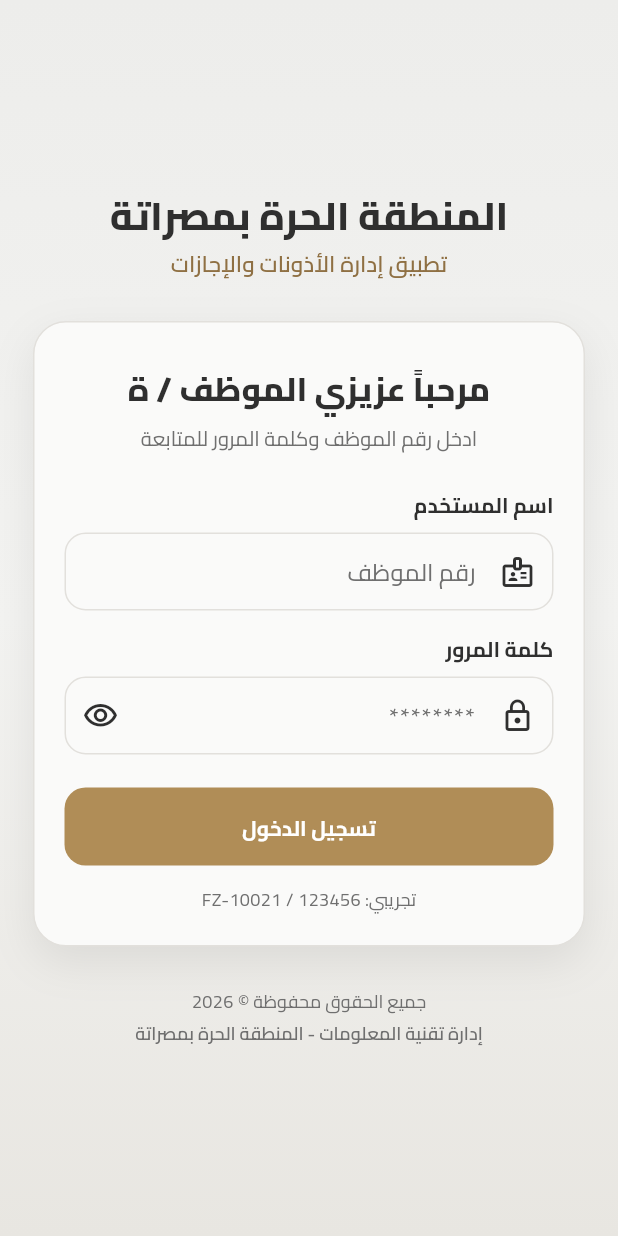
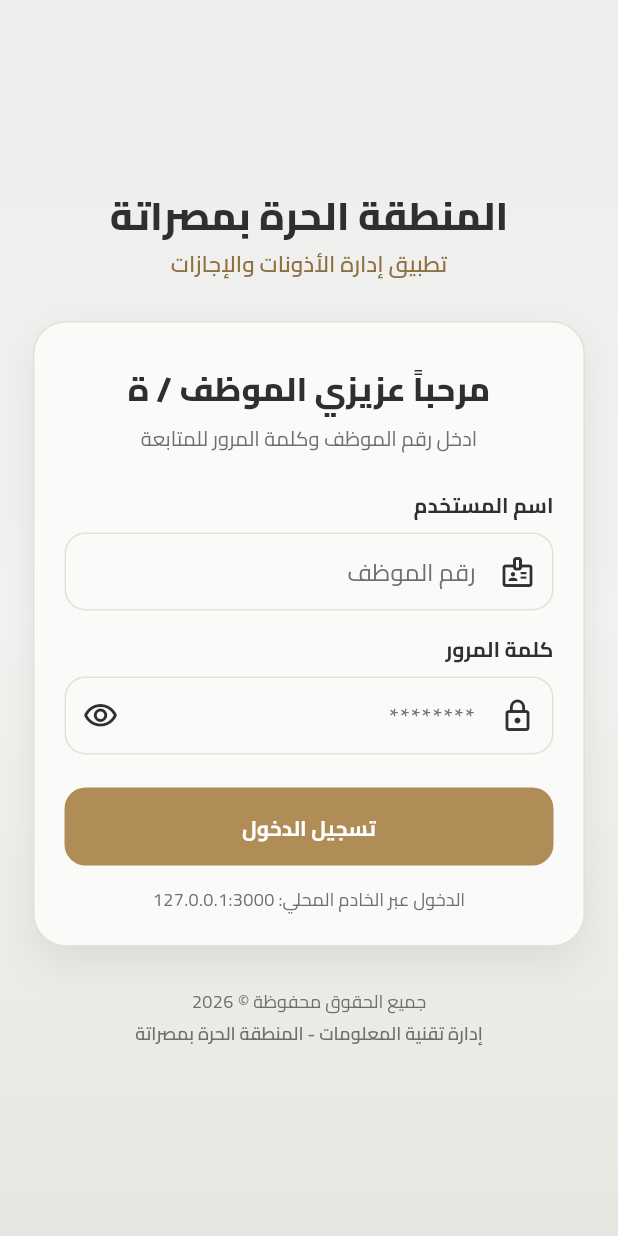
Before and after one commit to halimaElganduzMFZ/daftari_UI, a Flutter app: the MainShell screen opened directly, item 4 of the bottom bar chosen, after a tap on "تسجيل الخروج", on a phone screen of 412 x 824 dp. Run offline on Flutter 3.47's test engine with Material 3 defaults, Android fonts, the phone set to English and light mode, and no system bars; our stand-ins replace file_picker, font_awesome_flutter, shared_preferences; accounts and stored records are empty; network calls fail.

```diff
--- /dev/null
+++ b/lib/core/config/api_config.dart
@@ -0,0 +1,9 @@
+/// إعدادات الاتصال بالـ API (NestJS — mfz-daftari-api).
+abstract final class ApiConfig {
+  /// عنوان الخادم المحلي أثناء التطوير.
+  /// المسارات مصدَّرة تحت `/api` مع إصدارة URI `v1`.
+  static const baseUrl = 'http://127.0.0.1:3000/api/v1';
+
+  static const connectTimeout = Duration(seconds: 15);
+  static const receiveTimeout = Duration(seconds: 20);
+}
--- a/lib/core/constants/app_strings.dart
+++ b/lib/core/constants/app_strings.dart
@@ -10,7 +10,11 @@ abstract final class AppStrings {
   static const password = 'كلمة المرور';
   static const login = 'تسجيل الدخول';
   static const loginFailedTitle = 'مع الأسف';
-  static const loginFailedMessage = 'اسم المستخدم أو كلمة المرور غير صحيحة';
+  static const loginFailedMessage = 'رقم الموظف أو كلمة المرور غير صحيحة';
+  static const loginRateLimitedTitle = 'تنبيه';
+  static const loginConnectionError =
+      'تعذّر الاتصال بالخادم. تأكد أن الـ API يعمل على المنفذ 3000.';
+  static const apiLoginHint = 'الدخول عبر الخادم المحلي: 127.0.0.1:3000';
   static const footerRights = 'جميع الحقوق محفوظة';
   static const footerOrg = 'إدارة تقنية المعلومات - المنطقة الحرة بمصراتة';
   static const demoHint = 'تجريبي: FZ-10021 / 123456';
--- /dev/null
+++ b/lib/core/network/api_client.dart
@@ -0,0 +1,140 @@
+import 'dart:convert';
+
+import 'package:http/http.dart' as http;
+
+import '../config/api_config.dart';
+import 'api_exception.dart';
+
+/// عميل HTTP بسيط لـ Nest API مع دعم Bearer.
+class ApiClient {
+  ApiClient({http.Client? httpClient, this.getAccessToken})
+      : _http = httpClient ?? http.Client();
+
+  final http.Client _http;
+  final Future<String?> Function()? getAccessToken;
+
+  Uri _uri(String path) {
+    final normalized = path.startsWith('/') ? path : '/$path';
+    return Uri.parse('${ApiConfig.baseUrl}$normalized');
+  }
+
+  Future<Map<String, String>> _headers({bool auth = false}) async {
+    final headers = <String, String>{
+      'Content-Type': 'application/json; charset=utf-8',
+      'Accept': 'application/json',
+    };
+    if (auth) {
+      final token = await getAccessToken?.call();
+      if (token != null && token.isNotEmpty) {
+        headers['Authorization'] = 'Bearer $token';
+      }
+    }
+    return headers;
+  }
+
+  Future<Map<String, dynamic>> postJson(
+    String path, {
+    Map<String, dynamic>? body,
+    bool auth = false,
+  }) async {
+    try {
+      final response = await _http
+          .post(
+            _uri(path),
+            headers: await _headers(auth: auth),
+            body: body == null ? null : jsonEncode(body),
+          )
+          .timeout(ApiConfig.receiveTimeout);
+      return _decode(response);
+    } on ApiException {
+      rethrow;
+    } catch (_) {
+      throw const ApiException(
+        message:
+            'تعذّر الاتصال بالخادم. تأكد أن الـ API يعمل على المنفذ 3000.',
+      );
+    }
+  }
+
+  Future<Map<String, dynamic>> getJson(
+    String path, {
+    bool auth = true,
+  }) async {
+    try {
+      final response = await _http
+          .get(
+            _uri(path),
+            headers: await _headers(auth: auth),
+          )
+          .timeout(ApiConfig.receiveTimeout);
+      return _decode(response);
+    } on ApiException {
+      rethrow;
+    } catch (_) {
+      throw const ApiException(
+        message:
+            'تعذّر الاتصال بالخادم. تأكد أن الـ API يعمل على المنفذ 3000.',
+      );
+    }
+  }
+
+  Future<void> postNoContent(
+    String path, {
+    Map<String, dynamic>? body,
+    bool auth = true,
+  }) async {
+    try {
+      final response = await _http
+          .post(
+            _uri(path),
+            headers: await _headers(auth: auth),
+            body: body == null ? null : jsonEncode(body),
+          )
+          .timeout(ApiConfig.receiveTimeout);
+      if (response.statusCode == 204 || response.statusCode == 200) return;
+      _decode(response);
+    } on ApiException {
+      rethrow;
+    } catch (_) {
+      throw const ApiException(
+        message:
+            'تعذّر الاتصال بالخادم. تأكد أن الـ API يعمل على المنفذ 3000.',
+      );
+    }
+  }
+
+  Map<String, dynamic> _decode(http.Response response) {
+    final status = response.statusCode;
+    Map<String, dynamic> json = {};
+    if (response.body.isNotEmpty) {
+      final decoded = jsonDecode(response.body);
+      if (decoded is Map<String, dynamic>) {
+        json = decoded;
+      }
+    }
+
+    if (status >= 200 && status < 300) return json;
+
+    final message = _extractMessage(json, status);
+    throw ApiException(message: message, statusCode: status);
+  }
+
+  String _extractMessage(Map<String, dynamic> json, int status) {
+    final raw = json['message'];
+    if (raw is String && raw.trim().isNotEmpty) return raw.trim();
+    if (raw is List && raw.isNotEmpty) {
+      return raw.map((e) => e.toString()).join('\n');
+    }
+
+    return switch (status) {
+      401 => 'رقم الموظف أو كلمة المرور غير صحيحة',
+      403 => 'هذا الحساب غير مخوّل بتسجيل الدخول',
+      429 => 'محاولات كثيرة. حاول بعد قليل',
+      404 => 'مسار الخدمة غير موجود. تحقق من عنوان الـ API',
+      >= 500 => 'خطأ في الخادم. حاول لاحقاً',
+      _ => 'فشل الطلب (رمز $status)',
+    };
+  }
+
+  void close() => _http.close();
+}
--- /dev/null
+++ b/lib/core/network/api_exception.dart
@@ -0,0 +1,20 @@
+/// أخطاء موحّدة لاستدعاءات الـ API.
+class ApiException implements Exception {
+  const ApiException({
+    required this.message,
+    this.statusCode,
+    this.code,
+  });
+
+  final String message;
+  final int? statusCode;
+  final String? code;
+
+  bool get isUnauthorized => statusCode == 401;
+  bool get isForbidden => statusCode == 403;
+  bool get isTooManyRequests => statusCode == 429;
+  bool get isNetwork => statusCode == null;
+
+  @override
+  String toString() => 'ApiException($statusCode): $message';
+}
--- /dev/null
+++ b/lib/data/auth/auth_repository.dart
@@ -0,0 +1,81 @@
+import '../../core/network/api_client.dart';
+import '../models/auth_models.dart';
+import 'token_storage.dart';
+
+/// مستودع المصادقة — يربط الواجهة بـ AuthController.
+class AuthRepository {
+  AuthRepository({
+    ApiClient? client,
+    TokenStorage? tokenStorage,
+  }) : _tokens = tokenStorage ?? TokenStorage() {
+    _client = client ??
+        ApiClient(
+          getAccessToken: _tokens.readAccessToken,
+        );
+  }
+
+  late final ApiClient _client;
+  final TokenStorage _tokens;
+
+  TokenStorage get tokenStorage => _tokens;
+
+  Future<TokenPair> login({
+    required String employeeNumber,
+    required String password,
+  }) async {
+    final json = await _client.postJson(
+      '/auth/login',
+      body: {
+        'employeeNumber': employeeNumber.trim(),
+        'password': password,
+      },
+    );
+    final pair = TokenPair.fromJson(json);
+    await _tokens.save(
+      accessToken: pair.accessToken,
+      refreshToken: pair.refreshToken,
+      tokenType: pair.tokenType,
+    );
+    return pair;
+  }
+
+  Future<TokenPair> refresh() async {
+    final refreshToken = await _tokens.readRefreshToken();
+    if (refreshToken == null || refreshToken.isEmpty) {
+      throw StateError('No refresh token');
+    }
+    final json = await _client.postJson(
+      '/auth/refresh',
+      body: {'refreshToken': refreshToken},
+    );
+    final pair = TokenPair.fromJson(json);
+    await _tokens.save(
+      accessToken: pair.accessToken,
+      refreshToken: pair.refreshToken,
+      tokenType: pair.tokenType,
+    );
+    return pair;
+  }
+
+  Future<AuthUser> me() async {
+    final json = await _client.getJson('/auth/me', auth: true);
+    return AuthUser.fromJson(json);
+  }
+
+  Future<void> logout() async {
+    final refreshToken = await _tokens.readRefreshToken();
+    try {
+      if (refreshToken != null && refreshToken.isNotEmpty) {
+        await _client.postNoContent(
+          '/auth/logout',
+          body: {'refreshToken': refreshToken},
+          auth: true,
+        );
+      }
+    } catch (_) {
+      // نمسح الجلسة محلياً حتى لو فشل الطلب
+    } finally {
+      await _tokens.clear();
+    }
+  }
+}
--- /dev/null
+++ b/lib/data/auth/token_storage.dart
@@ -0,0 +1,36 @@
+import 'package:shared_preferences/shared_preferences.dart';
+
+/// حفظ التوكنات محلياً (ويب/جوال) لاستعادة الجلسة لاحقاً.
+class TokenStorage {
+  static const _accessKey = 'auth.accessToken';
+  static const _refreshKey = 'auth.refreshToken';
+  static const _tokenTypeKey = 'auth.tokenType';
+
+  Future<void> save({
+    required String accessToken,
+    required String refreshToken,
+    required String tokenType,
+  }) async {
+    final prefs = await SharedPreferences.getInstance();
+    await prefs.setString(_accessKey, accessToken);
+    await prefs.setString(_refreshKey, refreshToken);
+    await prefs.setString(_tokenTypeKey, tokenType);
+  }
+
+  Future<String?> readAccessToken() async {
+    final prefs = await SharedPreferences.getInstance();
+    return prefs.getString(_accessKey);
+  }
+
+  Future<String?> readRefreshToken() async {
+    final prefs = await SharedPreferences.getInstance();
+    return prefs.getString(_refreshKey);
+  }
+
+  Future<void> clear() async {
+    final prefs = await SharedPreferences.getInstance();
+    await prefs.remove(_accessKey);
+    await prefs.remove(_refreshKey);
+    await prefs.remove(_tokenTypeKey);
+  }
+}
--- /dev/null
+++ b/lib/data/models/auth_models.dart
@@ -0,0 +1,115 @@
+/// نماذج المصادقة — مطابقة لـ auth.dto.ts في Nest API.
+class StructureRef {
+  const StructureRef({
+    required this.id,
+    this.type,
+    this.name,
+  });
+
+  final int id;
+  final int? type;
+  final String? name;
+
+  factory StructureRef.fromJson(Map<String, dynamic> json) {
+    final rawId = json['id'] ?? json['num'];
+    return StructureRef(
+      id: (rawId as num).toInt(),
+      type: (json['type'] as num?)?.toInt(),
+      name: json['name'] as String?,
+    );
+  }
+}
+
+class AuthUser {
+  const AuthUser({
+    required this.id,
+    required this.employeeId,
+    required this.employeeNumber,
+    required this.isAdmin,
+    required this.isAssigner,
+    required this.structures,
+    required this.canChangePassword,
+    this.email,
+    this.fullName,
+    this.workplace,
+    this.workplaceName,
+    this.primaryStructure,
+  });
+
+  final int id;
+  final int employeeId;
+  final String employeeNumber;
+  final String? email;
+  final String? fullName;
+  final int? workplace;
+  final String? workplaceName;
+  final bool isAdmin;
+  final bool isAssigner;
+  final List<StructureRef> structures;
+  final int? primaryStructure;
+  final bool canChangePassword;
+
+  String get displayName =>
+      (fullName != null && fullName!.trim().isNotEmpty)
+          ? fullName!.trim()
+          : employeeNumber;
+
+  String get displayRole {
+    if (isAdmin) return 'مسؤول النظام';
+    if (isAssigner) return 'مسؤول هيكل تنظيمي';
+    return 'موظف';
+  }
+
+  factory AuthUser.fromJson(Map<String, dynamic> json) {
+    final structuresJson = json['structures'];
+    return AuthUser(
+      id: (json['id'] as num).toInt(),
+      employeeId: (json['employeeId'] as num).toInt(),
+      employeeNumber: json['employeeNumber'] as String? ?? '',
+      email: json['email'] as String?,
+      fullName: json['fullName'] as String?,
+      workplace: (json['workplace'] as num?)?.toInt(),
+      workplaceName: json['workplaceName'] as String?,
+      isAdmin: json['isAdmin'] as bool? ?? false,
+      isAssigner: json['isAssigner'] as bool? ?? false,
+      structures: structuresJson is List
+          ? structuresJson
+              .whereType<Map<String, dynamic>>()
+              .map(StructureRef.fromJson)
+              .toList()
+          : const [],
+      primaryStructure: (json['primaryStructure'] as num?)?.toInt(),
+      canChangePassword: json['canChangePassword'] as bool? ?? false,
+    );
+  }
+}
+
+class TokenPair {
+  const TokenPair({
+    required this.accessToken,
+    required this.refreshToken,
+    required this.tokenType,
+    required this.expiresIn,
+    required this.user,
+  });
+
+  final String accessToken;
+  final String refreshToken;
+  final String tokenType;
+  final int expiresIn;
+  final AuthUser user;
+
+  factory TokenPair.fromJson(Map<String, dynamic> json) {
+    final userJson = json['user'];
+    if (userJson is! Map<String, dynamic>) {
+      throw const FormatException('Missing user in token response');
+    }
+    return TokenPair(
+      accessToken: json['accessToken'] as String? ?? '',
+      refreshToken: json['refreshToken'] as String? ?? '',
+      tokenType: json['tokenType'] as String? ?? 'Bearer',
+      expiresIn: (json['expiresIn'] as num?)?.toInt() ?? 0,
+      user: AuthUser.fromJson(userJson),
+    );
+  }
+}
--- a/lib/data/session/app_session.dart
+++ b/lib/data/session/app_session.dart
@@ -1,6 +1,29 @@
+import '../models/auth_models.dart';
 import '../models/employee.dart';
 
-/// جلسة واجهة بسيطة — تُستبدل لاحقاً بمخزن آمن/توكن API.
+/// جلسة التطبيق بعد تسجيل الدخول عبر الـ API.
 abstract final class AppSession {
   static Employee? currentEmployee;
+  static AuthUser? currentUser;
+  static String? accessToken;
+  static String? refreshToken;
+
+  static bool get isAuthenticated =>
+      accessToken != null &&
+      accessToken!.isNotEmpty &&
+      currentUser != null;
+
+  static void applyLogin(TokenPair pair) {
+    accessToken = pair.accessToken;
+    refreshToken = pair.refreshToken;
+    currentUser = pair.user;
+    currentEmployee = Employee.fromAuthUser(pair.user);
+  }
+
+  static void clear() {
+    currentEmployee = null;
+    currentUser = null;
+    accessToken = null;
+    refreshToken = null;
+  }
 }
--- a/lib/features/profile/profile_screen.dart
+++ b/lib/features/profile/profile_screen.dart
@@ -3,15 +3,40 @@ import 'package:flutter/material.dart';
 import '../../core/constants/app_strings.dart';
 import '../../core/theme/app_colors.dart';
 import '../../core/widgets/app_surface.dart';
+import '../../data/auth/auth_repository.dart';
 import '../../data/session/app_session.dart';
 import '../auth/login_screen.dart';
 
-class ProfileScreen extends StatelessWidget {
+class ProfileScreen extends StatefulWidget {
   const ProfileScreen({super.key});
+
+  @override
+  State<ProfileScreen> createState() => _ProfileScreenState();
+}
+
+class _ProfileScreenState extends State<ProfileScreen> {
+  bool _loggingOut = false;
+
+  Future<void> _logout() async {
+    if (_loggingOut) return;
+    setState(() => _loggingOut = true);
+    try {
+      await AuthRepository().logout();
+    } catch (_) {
+      // نخرج محلياً حتى لو فشل طلب الخادم
+    }
+    AppSession.clear();
+    if (!mounted) return;
+    Navigator.of(context).pushAndRemoveUntil(
+      MaterialPageRoute<void>(builder: (_) => const LoginScreen()),
+      (_) => false,
+    );
+  }
 
   @override
   Widget build(BuildContext context) {
     final employee = AppSession.currentEmployee;
+    final user = AppSession.currentUser;
 
     return SafeArea(
       child: ListView(
@@ -31,7 +56,7 @@ class ProfileScreen extends StatelessWidget {
               crossAxisAlignment: CrossAxisAlignment.start,
               children: [
                 Text(
-                  employee?.fullName ?? 'موظف تجريبي',
+                  employee?.fullName ?? user?.displayName ?? 'موظف',
                   style: const TextStyle(
                     fontSize: 20,
                     fontWeight: FontWeight.w800,
@@ -39,37 +64,82 @@ class ProfileScreen extends StatelessWidget {
                 ),
                 const SizedBox(height: 6),
                 Text(
-                  employee?.jobTitle ?? '—',
+                  employee?.jobTitle ?? user?.displayRole ?? '—',
                   style: const TextStyle(color: AppColors.slate),
                 ),
                 const SizedBox(height: 4),
                 Text(
-                  employee?.employeeNumber ?? '—',
+                  employee?.employeeNumber ?? user?.employeeNumber ?? '—',
                   style: const TextStyle(
                     color: AppColors.goldDeep,
                     fontWeight: FontWeight.w700,
                   ),
                 ),
                 const SizedBox(height: 12),
-                Text(employee?.department ?? '—'),
-                Text(employee?.email ?? '—'),
-                Text(employee?.phone ?? '—'),
+                Text(
+                  employee?.department ?? user?.workplaceName ?? '—',
+                ),
+                Text(employee?.email ?? user?.email ?? '—'),
+                if (user != null) ...[
+                  const SizedBox(height: 10),
+                  Wrap(
+                    spacing: 8,
+                    runSpacing: 8,
+                    children: [
+                      if (user.isAdmin)
+                        const _FlagChip(label: 'مسؤول', color: AppColors.goldDeep),
+                      if (user.isAssigner)
+                        const _FlagChip(label: 'مسؤول هيكل', color: AppColors.slate),
+                      if (user.canChangePassword)
+                        const _FlagChip(
+                          label: 'يمكن تغيير كلمة المرور',
+                          color: AppColors.success,
+                        ),
+                    ],
+                  ),
+                ],
               ],
             ),
           ),
           const SizedBox(height: 16),
           FilledButton.tonal(
-            onPressed: () {
-              AppSession.currentEmployee = null;
-              Navigator.of(context).pushAndRemoveUntil(
-                MaterialPageRoute<void>(builder: (_) => const LoginScreen()),
-                (_) => false,
-              );
-            },
-            child: const Text('تسجيل الخروج'),
+            onPressed: _loggingOut ? null : _logout,
+            child: _loggingOut
+                ? const SizedBox(
+                    width: 20,
+                    height: 20,
+                    child: CircularProgressIndicator(strokeWidth: 2.2),
+                  )
+                : const Text('تسجيل الخروج'),
           ),
         ],
       ),
     );
   }
 }
+
+class _FlagChip extends StatelessWidget {
+  const _FlagChip({required this.label, required this.color});
+
+  final String label;
+  final Color color;
+
+  @override
+  Widget build(BuildContext context) {
+    return Container(
+      padding: const EdgeInsets.symmetric(horizontal: 10, vertical: 5),
+      decoration: BoxDecoration(
+        color: color.withValues(alpha: 0.12),
+        borderRadius: BorderRadius.circular(999),
+      ),
+      child: Text(
+        label,
+        style: TextStyle(
+          color: color,
+          fontSize: 12,
+          fontWeight: FontWeight.w700,
+        ),
+      ),
+    );
+  }
+}
--- a/pubspec.yaml
+++ b/pubspec.yaml
@@ -15,6 +15,8 @@ dependencies:
   intl: any
   font_awesome_flutter: ^11.0.0
   file_picker: ^13.0.0
+  http: ^1.6.0
+  shared_preferences: ^2.5.5
 
 dev_dependencies:
   flutter_test:
```
Also changed, not shown: lib/data/models/employee.dart (+19 -0 lines), lib/features/auth/login_screen.dart (+46 -24 lines), pubspec.lock, 1 other file.
